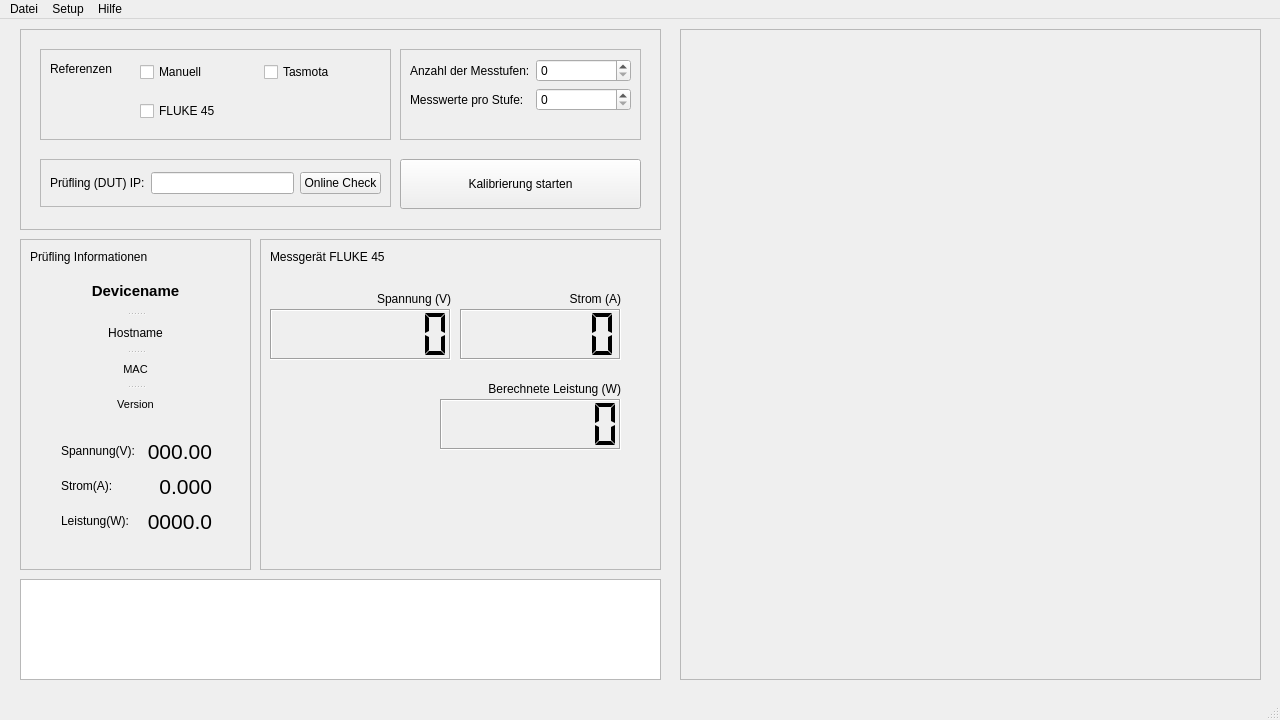
The window that main_gui.ui (Suitcasechild/AutoCal) describes before a commit, drawn with Qt 5.
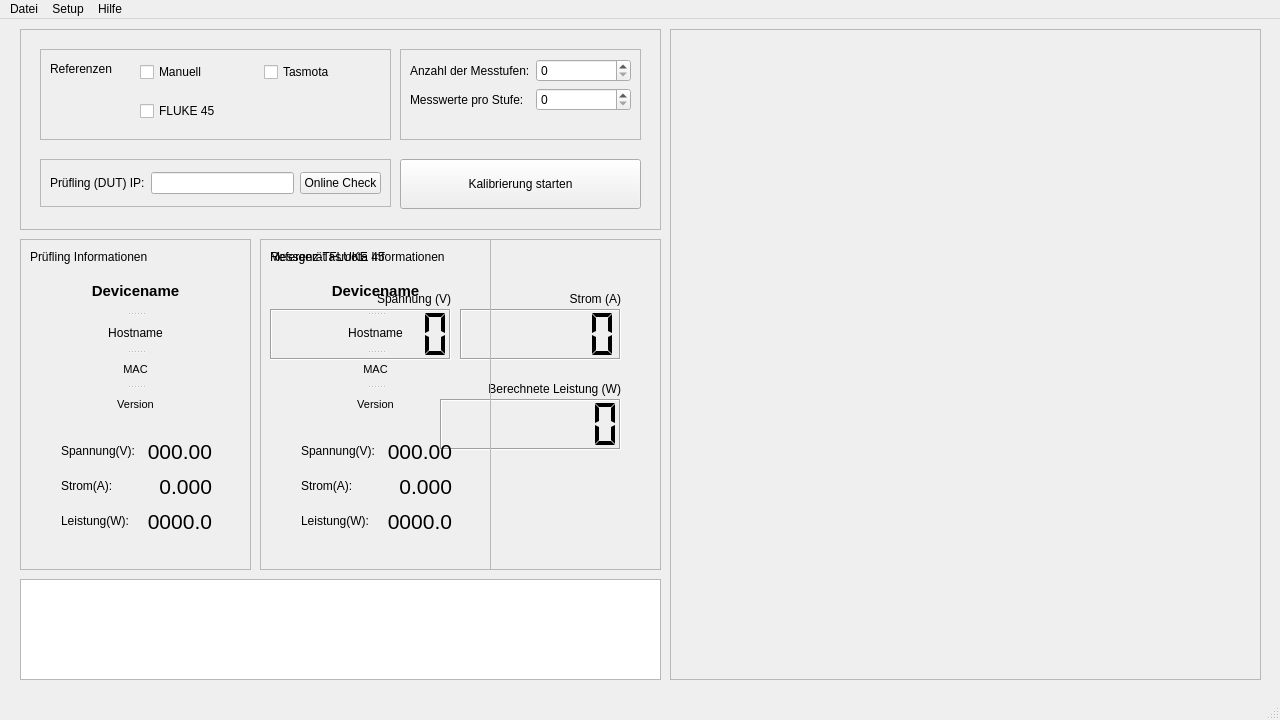
The same window after the commit.

Commit message: feat: implement detailed Tasmota reference display and fix MAC retrieval

Patch:
```diff
--- a/main_gui.ui
+++ b/main_gui.ui
@@ -218,9 +218,9 @@
    <widget class="QFrame" name="frame_charts">
     <property name="geometry">
      <rect>
-      <x>680</x>
+      <x>670</x>
       <y>10</y>
-      <width>581</width>
+      <width>591</width>
       <height>651</height>
      </rect>
     </property>
@@ -580,6 +580,198 @@
      </property>
     </widget>
    </widget>
+   <widget class="QFrame" name="frame_tasref">
+    <property name="enabled">
+     <bool>true</bool>
+    </property>
+    <property name="geometry">
+     <rect>
+      <x>260</x>
+      <y>220</y>
+      <width>231</width>
+      <height>331</height>
+     </rect>
+    </property>
+    <property name="frameShape">
+     <enum>QFrame::Shape::StyledPanel</enum>
+    </property>
+    <property name="frameShadow">
+     <enum>QFrame::Shadow::Raised</enum>
+    </property>
+    <widget class="QLabel" name="lbl_device_name_4">
+     <property name="geometry">
+      <rect>
+       <x>10</x>
+       <y>10</y>
+       <width>211</width>
+       <height>16</height>
+      </rect>
+     </property>
+     <property name="text">
+      <string>Referenz-Tasmota Informationen</string>
+     </property>
+    </widget>
+    <widget class="QSplitter" name="split_info_2">
+     <property name="enabled">
+      <bool>true</bool>
+     </property>
+     <property name="geometry">
+      <rect>
+       <x>40</x>
+       <y>30</y>
+       <width>151</width>
+       <height>151</height>
+      </rect>
+     </property>
+     <property name="orientation">
+      <enum>Qt::Orientation::Vertical</enum>
+     </property>
+     <widget class="QLabel" name="lbl_name_ref">
+      <property name="font">
+       <font>
+        <pointsize>11</pointsize>
+        <bold>true</bold>
+       </font>
+      </property>
+      <property name="text">
+       <string>Devicename</string>
+      </property>
+      <property name="alignment">
+       <set>Qt::AlignmentFlag::AlignCenter</set>
+      </property>
+     </widget>
+     <widget class="QLabel" name="lbl_host_ref">
+      <property name="text">
+       <string>Hostname</string>
+      </property>
+      <property name="alignment">
+       <set>Qt::AlignmentFlag::AlignCenter</set>
+      </property>
+     </widget>
+     <widget class="QLabel" name="lbl_mac_ref">
+      <property name="enabled">
+       <bool>true</bool>
+      </property>
+      <property name="font">
+       <font>
+        <pointsize>8</pointsize>
+       </font>
+      </property>
+      <property name="text">
+       <string>MAC</string>
+      </property>
+      <property name="alignment">
+       <set>Qt::AlignmentFlag::AlignCenter</set>
+      </property>
+     </widget>
+     <widget class="QLabel" name="lbl_version_ref">
+      <property name="font">
+       <font>
+        <pointsize>8</pointsize>
+       </font>
+      </property>
+      <property name="text">
+       <string>Version</string>
+      </property>
+      <property name="alignment">
+       <set>Qt::AlignmentFlag::AlignCenter</set>
+      </property>
+     </widget>
+    </widget>
+    <widget class="QWidget" name="layoutWidget_2">
+     <property name="geometry">
+      <rect>
+       <x>41</x>
+       <y>200</y>
+       <width>151</width>
+       <height>121</height>
+      </rect>
+     </property>
+     <layout class="QFormLayout" name="formLayout_3">
+      <property name="verticalSpacing">
+       <number>10</number>
+      </property>
+      <item row="0" column="0">
+       <widget class="QLabel" name="label_11">
+        <property name="text">
+         <string>Spannung(V):</string>
+        </property>
+       </widget>
+      </item>
+      <item row="0" column="1">
+       <widget class="QLabel" name="lbl_v_ref">
+        <property name="font">
+         <font>
+          <pointsize>16</pointsize>
+          <bold>false</bold>
+         </font>
+        </property>
+        <property name="text">
+         <string>000.00</string>
+        </property>
+        <property name="scaledContents">
+         <bool>false</bool>
+        </property>
+        <property name="alignment">
+         <set>Qt::AlignmentFlag::AlignRight|Qt::AlignmentFlag::AlignTop|Qt::AlignmentFlag::AlignTrailing</set>
+        </property>
+       </widget>
+      </item>
+      <item row="1" column="0">
+       <widget class="QLabel" name="label_12">
+        <property name="text">
+         <string>Strom(A):</string>
+        </property>
+       </widget>
+      </item>
+      <item row="1" column="1">
+       <widget class="QLabel" name="lbl_a_ref">
+        <property name="font">
+         <font>
+          <pointsize>16</pointsize>
+          <bold>false</bold>
+         </font>
+        </property>
+        <property name="text">
+         <string>0.000</string>
+        </property>
+        <property name="scaledContents">
+         <bool>false</bool>
+        </property>
+        <property name="alignment">
+         <set>Qt::AlignmentFlag::AlignRight|Qt::AlignmentFlag::AlignTop|Qt::AlignmentFlag::AlignTrailing</set>
+        </property>
+       </widget>
+      </item>
+      <item row="2" column="0">
+       <widget class="QLabel" name="label_13">
+        <property name="text">
+         <string>Leistung(W):</string>
+        </property>
+       </widget>
+      </item>
+      <item row="2" column="1">
+       <widget class="QLabel" name="lbl_w_ref">
+        <property name="font">
+         <font>
+          <pointsize>16</pointsize>
+          <bold>false</bold>
+         </font>
+        </property>
+        <property name="text">
+         <string>0000.0</string>
+        </property>
+        <property name="scaledContents">
+         <bool>false</bool>
+        </property>
+        <property name="alignment">
+         <set>Qt::AlignmentFlag::AlignRight|Qt::AlignmentFlag::AlignTop|Qt::AlignmentFlag::AlignTrailing</set>
+        </property>
+       </widget>
+      </item>
+     </layout>
+    </widget>
+   </widget>
   </widget>
   <widget class="QMenuBar" name="menubar">
    <property name="geometry">
```
Left out of the diff: 2 changed lines with no effect on the pictures. The commit also changes 12 other files.
